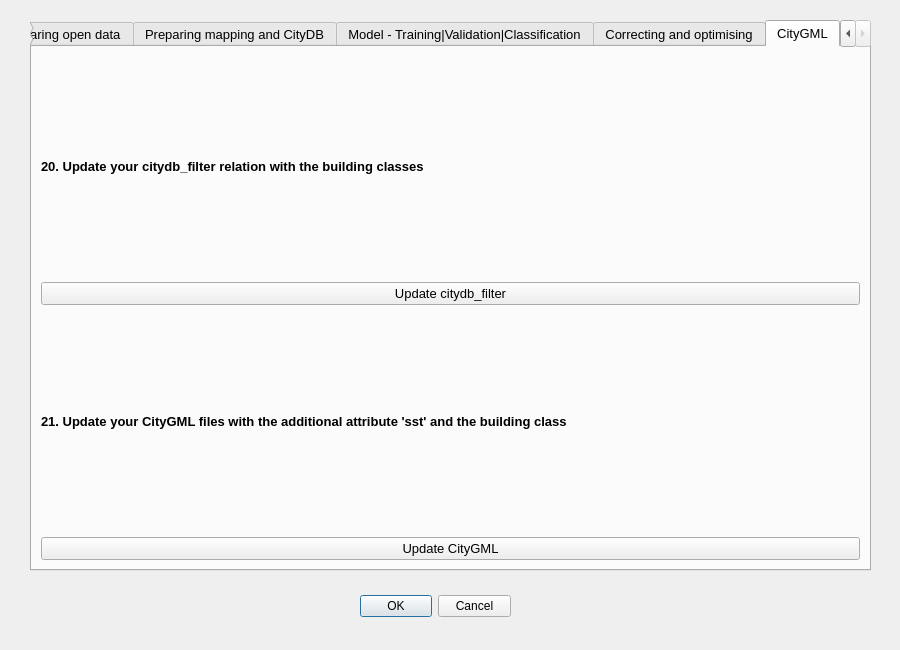
Above: Classification/building_classificator_dialog_base.ui from dd-bim/Building_classifier before the change. Below: the same form after it.
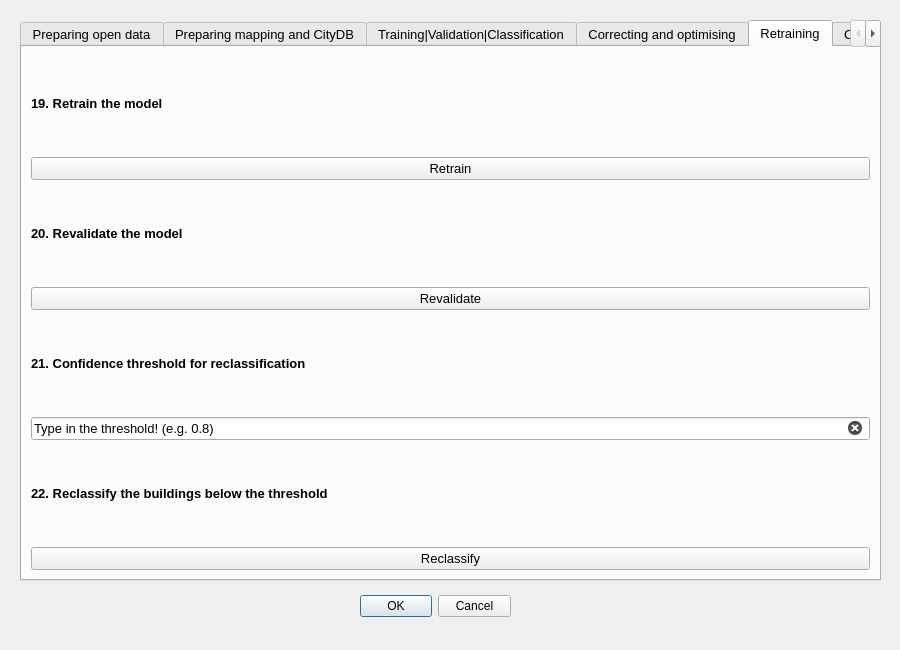
That is the form after the change.

```diff
--- a/Classification/building_classificator_dialog_base.ui
+++ b/Classification/building_classificator_dialog_base.ui
@@ -32,10 +32,10 @@
   <widget class="QTabWidget" name="tabWidget">
    <property name="geometry">
     <rect>
-     <x>30</x>
+     <x>20</x>
      <y>20</y>
-     <width>841</width>
-     <height>551</height>
+     <width>861</width>
+     <height>561</height>
     </rect>
    </property>
    <property name="font">
@@ -385,7 +385,7 @@
    </widget>
    <widget class="QWidget" name="tabWidgetPage3">
     <attribute name="title">
-     <string>Model - Training|Validation|Classification</string>
+     <string>Training|Validation|Classification</string>
     </attribute>
     <layout class="QVBoxLayout" name="verticalLayout_3">
      <item>
@@ -518,6 +518,34 @@
       </widget>
      </item>
      <item>
+      <widget class="QLabel" name="label_23">
+       <property name="font">
+        <font>
+         <pointsize>10</pointsize>
+         <weight>75</weight>
+         <bold>true</bold>
+        </font>
+       </property>
+       <property name="text">
+        <string>18. Adding additional mapping data</string>
+       </property>
+      </widget>
+     </item>
+     <item>
+      <widget class="QPushButton" name="pushButton_additional_mapping">
+       <property name="text">
+        <string>Add data</string>
+       </property>
+      </widget>
+     </item>
+    </layout>
+   </widget>
+   <widget class="QWidget" name="tab_3">
+    <attribute name="title">
+     <string>Retraining</string>
+    </attribute>
+    <layout class="QVBoxLayout" name="verticalLayout_6">
+     <item>
       <widget class="QLabel" name="label_16">
        <property name="font">
         <font>
@@ -527,7 +555,7 @@
         </font>
        </property>
        <property name="text">
-        <string>17. Retrain the model</string>
+        <string>19. Retrain the model</string>
        </property>
       </widget>
      </item>
@@ -548,7 +576,7 @@
         </font>
        </property>
        <property name="text">
-        <string>18. Revalidate the model</string>
+        <string>20. Revalidate the model</string>
        </property>
       </widget>
      </item>
@@ -559,6 +587,39 @@
        </property>
       </widget>
      </item>
+     <item>
+      <widget class="QLabel" name="label_25">
+       <property name="font">
+        <font>
+         <pointsize>10</pointsize>
+         <weight>75</weight>
+         <bold>true</bold>
+        </font>
+       </property>
+       <property name="text">
+        <string>21. Confidence threshold for reclassification</string>
+       </property>
+      </widget>
+     </item>
+     <item>
+      <widget class="QLineEdit" name="lineEdit_threshold_classi">
+       <property name="minimumSize">
+        <size>
+         <width>400</width>
+         <height>23</height>
+        </size>
+       </property>
+       <property name="text">
+        <string>Type in the threshold! (e.g. 0.8)</string>
+       </property>
+       <property name="dragEnabled">
+        <bool>false</bool>
+       </property>
+       <property name="clearButtonEnabled">
+        <bool>true</bool>
+       </property>
+      </widget>
+     </item>
      <item>
       <widget class="QLabel" name="label_18">
        <property name="font">
@@ -569,7 +630,7 @@
         </font>
        </property>
        <property name="text">
-        <string>19. Reclassify the buildings</string>
+        <string>22. Reclassify the buildings below the threshold</string>
        </property>
       </widget>
      </item>
@@ -597,7 +658,7 @@
         </font>
        </property>
        <property name="text">
-        <string>20. Update your citydb_filter relation with the building classes</string>
+        <string>21. Update your citydb_filter relation with the building classes</string>
        </property>
       </widget>
      </item>
@@ -618,7 +679,7 @@
         </font>
        </property>
        <property name="text">
-        <string>21. Update your CityGML files with the additional attribute 'sst' and the building class</string>
+        <string>22. Update your CityGML files with the additional attribute 'sst' and the building class</string>
        </property>
       </widget>
      </item>
```
Left out of the diff: 68 changed lines with no effect on the pictures.
